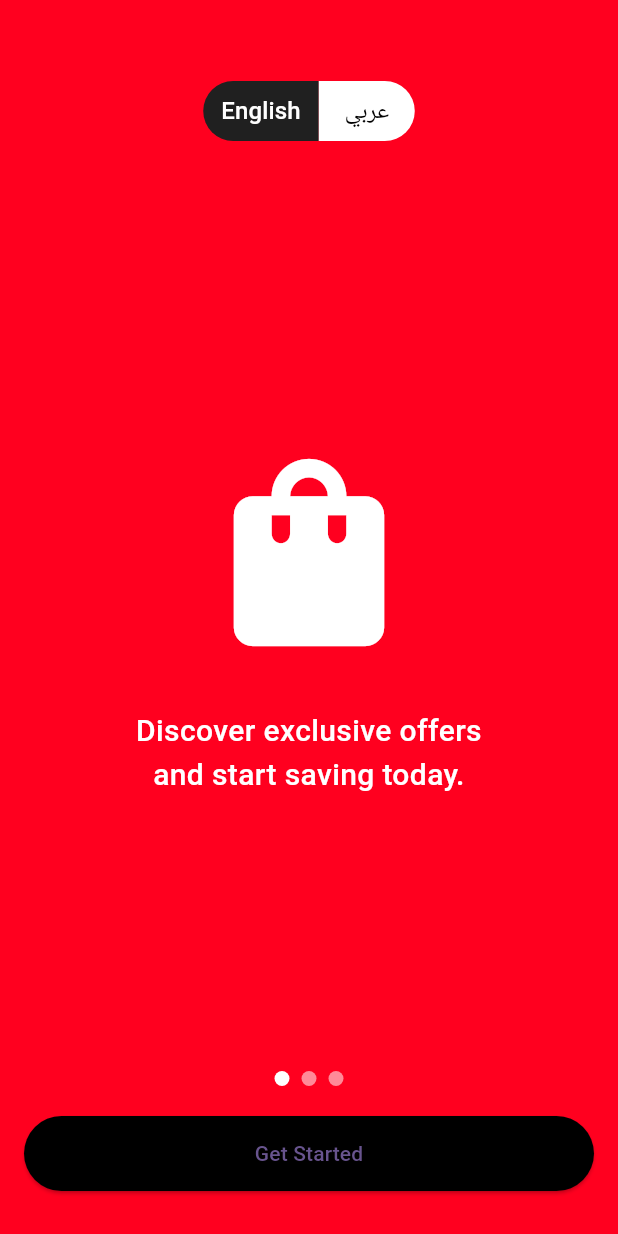
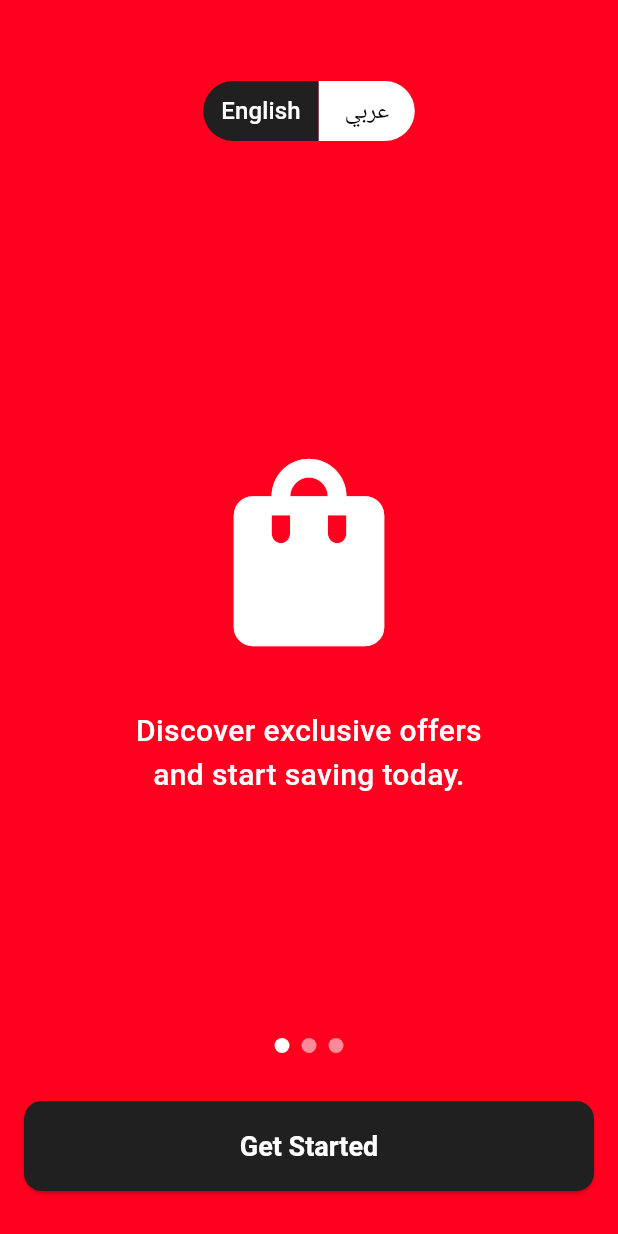
Before and after one commit to hashamVeroke/flutter_statemanagement, a Flutter app: the screen it shows after launch, after a tap on "English", on a phone screen of 412 x 824 dp. Run offline on Flutter 3.47's test engine with Material 3 defaults, Android fonts, the phone set to English and light mode, and no system bars; drawn by our look-alikes of smooth_page_indicator; our stand-ins replace dio, easy_localization, flutter_bloc, flutter_dotenv, go_router, intl_phone_number_input and 2 more.

Commit message:
Enhance onboarding and splash views with phone number input and localization improvements
- Added intl_phone_number_input package for phone number input functionality in onboarding_view.dart.
- Refactored onboarding_view.dart to improve state management and UI responsiveness.
- Updated splash_view.dart to manage system UI overlay styles for better visual consistency.
- Removed LanguageButton component and integrated language selection directly into onboarding_view.dart for streamlined functionality.
- Updated pubspec.yaml and pubspec.lock to reflect new dependencies.

```diff
--- a/lib/modules/auth/views/onboarding_view.dart
+++ b/lib/modules/auth/views/onboarding_view.dart
@@ -1,10 +1,13 @@
-import 'package:bloc_example/utils/shared_widgets/buttons/language_button.dart';
 import 'package:bloc_example/utils/ui_util/app_colors.dart';
 import 'package:flutter/material.dart';
 import 'package:easy_localization/easy_localization.dart';
 import 'package:smooth_page_indicator/smooth_page_indicator.dart';
+import 'package:intl_phone_number_input/intl_phone_number_input.dart';
+import 'package:flutter/services.dart';
 
 import '../../../core/network/base_client.dart';
+import '../../../utils/shared_widgets/buttons/app_button.dart';
+import '../../../utils/shared_widgets/input_fields/phone_input.dart';
 
 class Onboarding extends StatefulWidget {
   const Onboarding({super.key});
@@ -15,49 +18,82 @@ class Onboarding extends StatefulWidget {
 
 class _OnboardingState extends State<Onboarding> {
   final PageController _controller = PageController();
-  bool showPhoneField = false;
-  // String selectedLang = "english".tr();
+  bool isStarted = false;
+  int selectedIndex = 0;
+  String selectedLang = "english".tr();
+  ({
+    PhoneNumber number,
+    String? isoCode,
+    String? dialCode,
+    String? countryName,
+  })?
+  phoneData;
+  int currentPage = 0;
 
   final List<Map<String, dynamic>> pages = [
     {
-      "color": AppColors.primary,
-      "title": "slide1_title", // ❌ no .tr() here
+      "color": Color(0xFFFF001F),
+      "title": "slide1_title",
       "image": Icons.shopping_bag,
     },
     {
-      "color": AppColors.blueChill,
+      "color": Color(0xFF148F96),
       "title": "slide2_title",
       "image": Icons.food_bank,
     },
     {
-      "color": AppColors.gamboge,
+      "color": Color(0xFFDFA20C),
       "title": "slide3_title",
       "image": Icons.flight_takeoff,
     },
   ];
   void languageHandler(i) async {
-    print(i);
     final locale = i == 0 ? const Locale('en') : const Locale('ar');
     context.setLocale(locale);
     await BaseClient.setLanguage(i == 0 ? 'en' : 'ar');
     setState(() {
-      // selectedLang = i == 0 ? "english".tr() : "arabic".tr();
+      selectedLang = i == 0 ? "english".tr() : "arabic".tr();
+      selectedIndex = i;
+    });
+  }
+
+  void buttonHandler() {
+    if (isStarted) {
+      return;
+    }
+    setState(() {
+      isStarted = true;
     });
   }
 
   @override
   Widget build(BuildContext context) {
+    final Color statusColor = pages[currentPage]["color"] as Color;
+    final Brightness bgBrightness = ThemeData.estimateBrightnessForColor(
+      statusColor,
+    );
+    final SystemUiOverlayStyle overlay = SystemUiOverlayStyle(
+      statusBarColor: statusColor,
+      statusBarIconBrightness: bgBrightness == Brightness.dark
+          ? Brightness.light
+          : Brightness.dark,
+      statusBarBrightness: bgBrightness == Brightness.dark
+          ? Brightness.dark
+          : Brightness.light,
+    );
     return Scaffold(
-      body: Stack(
+      body: AnnotatedRegion<SystemUiOverlayStyle>(
+        value: overlay,
+        child: Stack(
           children: [
             // 🔹 Background PageView
             PageView.builder(
               controller: _controller,
               itemCount: pages.length,
-            onPageChanged: (_) {
-              setState(
-                () => showPhoneField = false,
-              ); // reset when slide changes
+              onPageChanged: (index) {
+                setState(() {
+                  currentPage = index;
+                });
               },
               itemBuilder: (context, index) {
                 final page = pages[index];
@@ -88,8 +124,77 @@ class _OnboardingState extends State<Onboarding> {
             ),
 
             // 🔹 Language Toggle (Absolute Top)
-          LanguageButton(),
-
+            Positioned(
+              top: 50,
+              left: 0,
+              right: 0,
+              child: Center(
+                child: Row(
+                  mainAxisAlignment: MainAxisAlignment.center,
+                  children: [
+                    TextButton(
+                      onPressed: () => languageHandler(0),
+                      style: TextButton.styleFrom(
+                        backgroundColor: selectedIndex == 0
+                            ? AppColors.black
+                            : Colors.white,
+                        foregroundColor: selectedIndex == 0
+                            ? Colors.white
+                            : Colors.black,
+                        shape: RoundedRectangleBorder(
+                          borderRadius: BorderRadius.only(
+                            topLeft: Radius.circular(
+                              selectedIndex == 0 ? 20 : 0,
+                            ),
+                            bottomLeft: Radius.circular(
+                              selectedIndex == 0 ? 20 : 0,
+                            ),
+                            topRight: Radius.circular(
+                              selectedIndex == 0 ? 0 : 20,
+                            ),
+                            bottomRight: Radius.circular(
+                              selectedIndex == 0 ? 0 : 20,
+                            ),
+                          ),
+                        ),
+                      ),
+                      child: const Text(
+                        'English',
+                        style: TextStyle(fontSize: 16),
+                      ),
+                    ),
+                    TextButton(
+                      onPressed: () => languageHandler(1),
+                      style: TextButton.styleFrom(
+                        backgroundColor: selectedIndex == 1
+                            ? AppColors.black
+                            : Colors.white,
+                        foregroundColor: selectedIndex == 1
+                            ? Colors.white
+                            : Colors.black,
+                        shape: RoundedRectangleBorder(
+                          borderRadius: BorderRadius.only(
+                            topRight: Radius.circular(
+                              selectedIndex == 1 ? 0 : 20,
+                            ),
+                            bottomRight: Radius.circular(
+                              selectedIndex == 1 ? 0 : 20,
+                            ),
+                            topLeft: Radius.circular(
+                              selectedIndex == 1 ? 20 : 0,
+                            ),
+                            bottomLeft: Radius.circular(
+                              selectedIndex == 1 ? 20 : 0,
+                            ),
+                          ),
+                        ),
+                      ),
+                      child: const Text('عربي', style: TextStyle(fontSize: 16)),
+                    ),
+                  ],
+                ),
+              ),
+            ),
             // 🔹 Bottom controls (Absolute Bottom)
             Positioned(
               left: 16,
@@ -109,40 +214,49 @@ class _OnboardingState extends State<Onboarding> {
                   ),
                   const SizedBox(height: 20),
 
-                if (!showPhoneField)
-                  ElevatedButton(
-                    style: ElevatedButton.styleFrom(
-                      backgroundColor: Colors.black,
-                      minimumSize: const Size(double.infinity, 50),
-                    ),
-                    onPressed: () {
-                      setState(() => showPhoneField = true);
-                    },
-                    child: Text("get_started".tr()),
-                  )
-                else
                   Column(
                     children: [
-                      TextField(
-                        keyboardType: TextInputType.phone,
-                        decoration: InputDecoration(
-                          filled: true,
-                          fillColor: Colors.white,
-                          prefixText: "+974 ",
+                      if (isStarted)
+                        PhoneInput(
+                          initialIsoCode: 'QA',
                           hintText: "enter_phone_number".tr(),
-                          border: OutlineInputBorder(),
-                        ),
+                          onChanged: (payload) {
+                            setState(() {
+                              phoneData = payload;
+                            });
+                            // payload.number.phoneNumber (E.164), payload.isoCode, payload.dialCode, payload.countryName
+                          },
                         ),
                       const SizedBox(height: 12),
-                      ElevatedButton(
-                        style: ElevatedButton.styleFrom(
-                          backgroundColor: Colors.black,
-                          minimumSize: const Size(double.infinity, 50),
+                      AnimatedSwitcher(
+                        duration: const Duration(milliseconds: 250),
+                        switchInCurve: Curves.easeOut,
+                        switchOutCurve: Curves.easeIn,
+                        transitionBuilder: (child, animation) {
+                          final offsetAnim = Tween<Offset>(
+                            begin: const Offset(0, 0.2),
+                            end: Offset.zero,
+                          ).animate(animation);
+                          return SlideTransition(
+                            position: offsetAnim,
+                            child: FadeTransition(
+                              opacity: animation,
+                              child: child,
                             ),
-                        onPressed: () {
-                          debugPrint("Continue pressed");
+                          );
                         },
-                        child: Text("continue".tr()),
+                        child: MediaQuery.of(context).viewInsets.bottom == 0
+                            ? AppButton(
+                                key: const ValueKey('cta-visible'),
+                                title: isStarted
+                                    ? "continue".tr()
+                                    : "get_started".tr(),
+                                onPressed: buttonHandler,
+                                color: AppColors.black,
+                              )
+                            : const SizedBox.shrink(
+                                key: ValueKey('cta-hidden'),
+                              ),
                       ),
                     ],
                   ),
@@ -151,6 +265,7 @@ class _OnboardingState extends State<Onboarding> {
             ),
           ],
         ),
+      ),
     );
   }
 }
--- a/lib/modules/splash/splash_view.dart
+++ b/lib/modules/splash/splash_view.dart
@@ -2,6 +2,7 @@ import 'package:bloc_example/utils/ui_util/app_colors.dart';
 import 'package:flutter/material.dart';
 import 'package:lottie/lottie.dart';
 import 'package:go_router/go_router.dart';
+import 'package:flutter/services.dart';
 
 class SplashView extends StatefulWidget {
   const SplashView({super.key});
@@ -23,7 +24,7 @@ class _SplashViewState extends State<SplashView>
     // Listen for animation complete
     _controller.addStatusListener((status) {
       if (status == AnimationStatus.completed) {
-        context.go('/onboarding'); // GoRouter navigation
+        context.replace('/onboarding'); // GoRouter navigation
       }
     });
   }
@@ -36,7 +37,14 @@ class _SplashViewState extends State<SplashView>
 
   @override
   Widget build(BuildContext context) {
-    return Scaffold(
+    final overlay = SystemUiOverlayStyle(
+      statusBarColor: AppColors.primary,
+      statusBarIconBrightness: Brightness.light,
+      statusBarBrightness: Brightness.dark,
+    );
+    return AnnotatedRegion<SystemUiOverlayStyle>(
+      value: overlay,
+      child: Scaffold(
         backgroundColor: AppColors.primary,
         body: Center(
           child: Lottie.asset(
@@ -49,6 +57,7 @@ class _SplashViewState extends State<SplashView>
             },
           ),
         ),
+      ),
     );
   }
 }
--- /dev/null
+++ b/lib/utils/shared_widgets/buttons/app_button.dart
@@ -0,0 +1,35 @@
+import 'package:bloc_example/utils/ui_util/app_colors.dart';
+import 'package:bloc_example/utils/text_style_util.dart';
+import 'package:flutter/material.dart';
+
+class AppButton extends StatelessWidget {
+  final String title;
+  final VoidCallback onPressed;
+  final Color? color;
+  const AppButton({
+    super.key,
+    required this.title,
+    required this.onPressed,
+    this.color,
+  });
+
+  @override
+  Widget build(BuildContext context) {
+    return SizedBox(
+      width: double.infinity,
+      height: 60,
+      child: ElevatedButton(
+        onPressed: onPressed,
+        style: ElevatedButton.styleFrom(
+          backgroundColor: color ?? AppColors.primary,
+          foregroundColor: AppColors.white,
+          textStyle: TextStyleUtil.semiBold18,
+          shape: RoundedRectangleBorder(
+            borderRadius: BorderRadius.circular(12),
+          ),
+        ),
+        child: Text(title),
+      ),
+    );
+  }
+}
--- a/lib/utils/shared_widgets/buttons/language_button.dart
+++ /dev/null
@@ -1,79 +0,0 @@
-import 'package:flutter/material.dart';
-import 'package:easy_localization/easy_localization.dart';
-import '../../../core/network/base_client.dart';
-import '../../ui_util/app_colors.dart';
-
-class LanguageButton extends StatefulWidget {
-  const LanguageButton({super.key});
-
-  @override
-  State<LanguageButton> createState() => _LanguageButtonState();
-}
-
-class _LanguageButtonState extends State<LanguageButton> {
-  int selectedIndex = 0;
-  void languageHandler(i) async {
-    final locale = i == 0 ? const Locale('en') : const Locale('ar');
-    context.setLocale(locale);
-    await BaseClient.setLanguage(i == 0 ? 'en' : 'ar');
-    setState(() {
-      selectedIndex = i;
-    });
-  }
-
-  @override
-  Widget build(BuildContext context) {
-    return Positioned(
-      top: 50,
-      left: 0,
-      right: 0,
-      child: Center(
-        child: Row(
-          mainAxisAlignment: MainAxisAlignment.center,
-          children: [
-            TextButton(
-              onPressed: () => languageHandler(0),
-              style: TextButton.styleFrom(
-                backgroundColor: selectedIndex == 0
-                    ? AppColors.black
-                    : Colors.white,
-                foregroundColor: selectedIndex == 0
-                    ? Colors.white
-                    : Colors.black,
-                shape: RoundedRectangleBorder(
-                  borderRadius: BorderRadius.only(
-                    topLeft: Radius.circular(selectedIndex == 0 ? 20 : 0),
-                    bottomLeft: Radius.circular(selectedIndex == 0 ? 20 : 0),
-                    topRight: Radius.circular(selectedIndex == 0 ? 0 : 20),
-                    bottomRight: Radius.circular(selectedIndex == 0 ? 0 : 20),
-                  ),
-                ),
-              ),
-              child: const Text('English', style: TextStyle(fontSize: 16)),
-            ),
-            TextButton(
-              onPressed: () => languageHandler(1),
-              style: TextButton.styleFrom(
-                backgroundColor: selectedIndex == 1
-                    ? AppColors.black
-                    : Colors.white,
-                foregroundColor: selectedIndex == 1
-                    ? Colors.white
-                    : Colors.black,
-                shape: RoundedRectangleBorder(
-                  borderRadius: BorderRadius.only(
-                    topRight: Radius.circular(selectedIndex == 1 ? 0 : 20),
-                    bottomRight: Radius.circular(selectedIndex == 1 ? 0 : 20),
-                    topLeft: Radius.circular(selectedIndex == 1 ? 20 : 0),
-                    bottomLeft: Radius.circular(selectedIndex == 1 ? 20 : 0),
-                  ),
-                ),
-              ),
-              child: const Text('عربي', style: TextStyle(fontSize: 16)),
-            ),
-          ],
-        ),
-      ),
-    );
-  }
-}
--- /dev/null
+++ b/lib/utils/text_style_util.dart
@@ -0,0 +1,85 @@
+import 'package:bloc_example/utils/ui_util/app_colors.dart';
+import 'package:flutter/material.dart';
+
+/// Utility class for common text styles in the app.
+class TextStyleUtil {
+  // Font families
+  static const String _font = 'Roboto';
+
+  // Font sizes
+  static const double _fs12 = 12.0;
+  static const double _fs14 = 14.0;
+  static const double _fs15 = 15.0;
+  static const double _fs16 = 16.0;
+  static const double _fs18 = 18.0;
+  static const double _fs20 = 20.0;
+  static const double _fs22 = 22.0;
+  static const double _fs28 = 28.0;
+  static const double _fs30 = 30.0;
+  static const double _fs34 = 34.0;
+
+  /// ===== REGULAR (w400) =====
+  static TextStyle get regular12 => _baseStyle(_fs12, FontWeight.w400);
+  static TextStyle get regular14 => _baseStyle(_fs14, FontWeight.w400);
+  static TextStyle get regular15 => _baseStyle(_fs15, FontWeight.w400);
+  static TextStyle get regular16 => _baseStyle(_fs16, FontWeight.w400);
+  static TextStyle get regular18 => _baseStyle(_fs18, FontWeight.w400);
+
+  /// ===== MEDIUM (w500) =====
+  static TextStyle get medium12 => _baseStyle(_fs12, FontWeight.w500);
+  static TextStyle get medium14 => _baseStyle(_fs14, FontWeight.w500);
+  static TextStyle get medium15 => _baseStyle(_fs15, FontWeight.w500);
+  static TextStyle get medium16 => _baseStyle(_fs16, FontWeight.w500);
+  static TextStyle get medium18 => _baseStyle(_fs18, FontWeight.w500);
+
+  /// ===== SEMI-BOLD (w600) =====
+  static TextStyle get semiBold12 => _baseStyle(_fs12, FontWeight.w600);
+  static TextStyle get semiBold14 => _baseStyle(_fs14, FontWeight.w600);
+  static TextStyle get semiBold16 => _baseStyle(_fs16, FontWeight.w600);
+  static TextStyle get semiBold18 => _baseStyle(_fs18, FontWeight.w600);
+  static TextStyle get semiBold20 => _baseStyle(_fs20, FontWeight.w600);
+  static TextStyle get semiBold22 => _baseStyle(_fs22, FontWeight.w500);
+  static TextStyle get semiBold28 => _baseStyle(_fs28, FontWeight.w600);
+  static TextStyle get semiBold30 => _baseStyle(_fs30, FontWeight.w600);
+  static TextStyle get semiBold34 => _baseStyle(_fs34, FontWeight.w600);
+
+  /// ===== BOLD (w700) =====
+  static TextStyle get bold18 => _baseStyle(_fs18, FontWeight.w600);
+
+  /// ===== EXTRA-BOLD (w800) =====
+  static TextStyle get extraBold12 => _baseStyle(_fs12, FontWeight.w800);
+  static TextStyle get extraBold14 => _baseStyle(_fs14, FontWeight.w800);
+  static TextStyle get extraBold16 => _baseStyle(_fs16, FontWeight.w800);
+  static TextStyle get extraBold18 => _baseStyle(_fs18, FontWeight.w800);
+
+  /// Base style generator
+  static TextStyle _baseStyle(double fontSize, FontWeight weight) {
+    return TextStyle(
+      fontFamily: _font,
+      fontSize: fontSize,
+      fontWeight: weight,
+      color: AppColors.black,
+    );
+  }
+
+  /// Utility method for customization
+  static TextStyle custom({
+    double fontSize = _fs14,
+    FontWeight fontWeight = FontWeight.w400,
+    Color color = AppColors.black,
+    String fontFamily = _font,
+    TextDecoration? decoration,
+    double? height,
+    double? letterSpacing,
+  }) {
+    return TextStyle(
+      fontSize: fontSize,
+      fontWeight: fontWeight,
+      color: color,
+      fontFamily: fontFamily,
+      decoration: decoration,
+      height: height,
+      letterSpacing: letterSpacing,
+    );
+  }
+}
```
Also changed, not shown: lib/modules/auth/views/passcode_view.dart (added, +15 -0 lines), lib/utils/shared_widgets/input_fields/phone_input.dart (added, +110 -0 lines), pubspec.yaml (+7 -12 lines), assets/fonts/Urbanist-Black.ttf (added), assets/fonts/Urbanist-Bold.ttf (added), assets/fonts/Urbanist-ExtraBold.ttf (added), assets/fonts/Urbanist-ExtraLight.ttf (added), assets/fonts/Urbanist-Light.ttf (added), assets/fonts/Urbanist-Medium.ttf (added), assets/fonts/Urbanist-Regular.ttf (added), assets/fonts/Urbanist-SemiBold.ttf (added), assets/fonts/Urbanist-Thin.ttf (added), pubspec.lock, 2 other files. Lines whose indentation alone changed are shown as unchanged.
